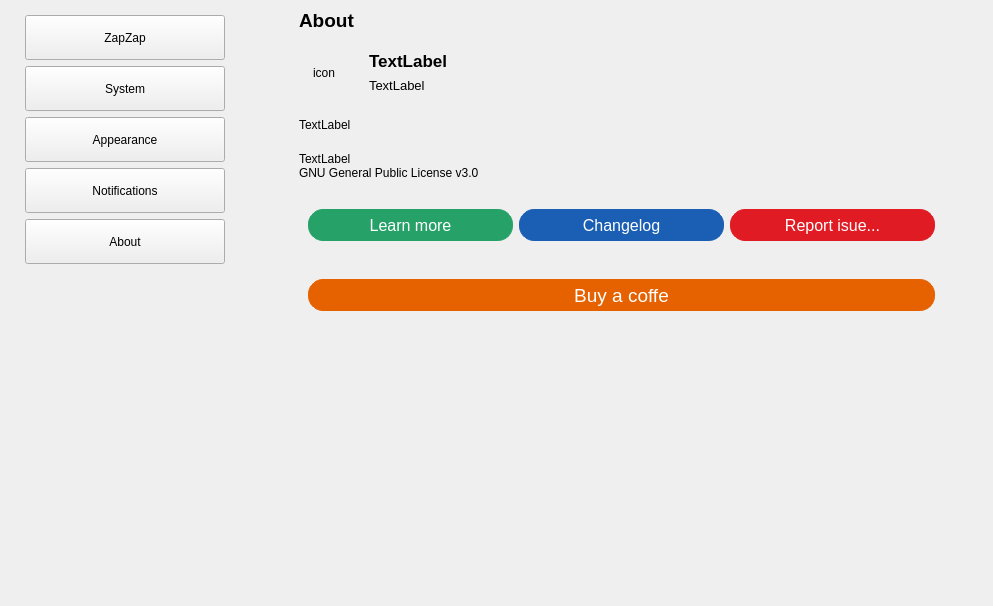
Above: zapzap/view/settings.ui from rafatosta/zapzap before the change. Below: the same form after it.
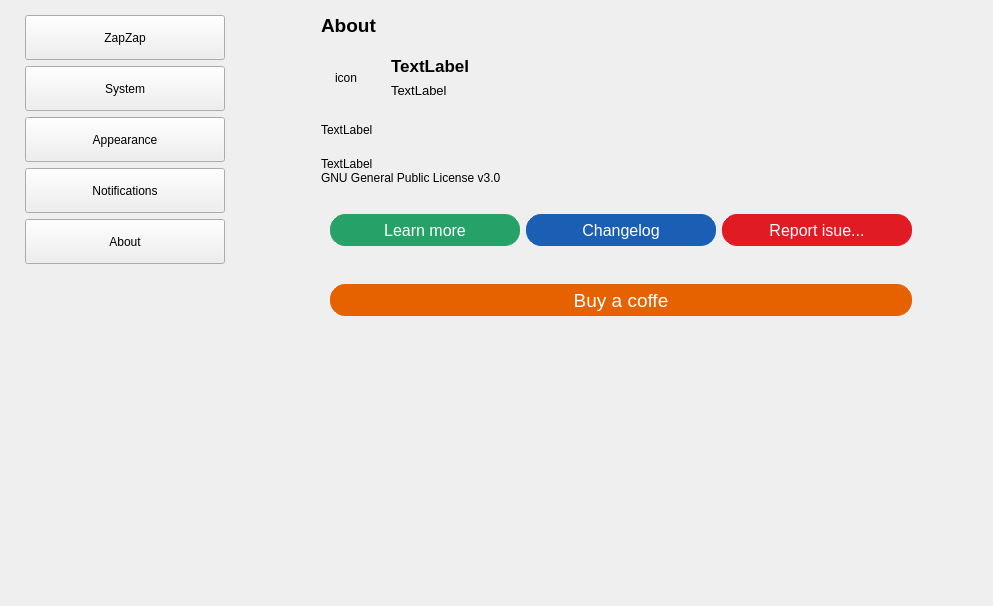
That is the form after the change. The open tabs and pages were chosen to show the change.

Commit message: fullscreen improvements to settings

Patch:
```diff
--- a/zapzap/view/settings.ui
+++ b/zapzap/view/settings.ui
@@ -1329,6 +1329,9 @@
          </item>
          <item>
           <layout class="QVBoxLayout" name="verticalLayout_24">
+           <property name="topMargin">
+            <number>5</number>
+           </property>
            <item>
             <widget class="QLabel" name="label_3">
              <property name="font">
@@ -1344,6 +1347,18 @@
            </item>
            <item>
             <widget class="QFrame" name="frame">
+             <property name="minimumSize">
+              <size>
+               <width>600</width>
+               <height>0</height>
+              </size>
+             </property>
+             <property name="maximumSize">
+              <size>
+               <width>600</width>
+               <height>16777215</height>
+              </size>
+             </property>
              <property name="frameShape">
               <enum>QFrame::NoFrame</enum>
              </property>
```
Left out of the diff: 32 changed lines with no effect on the pictures.
